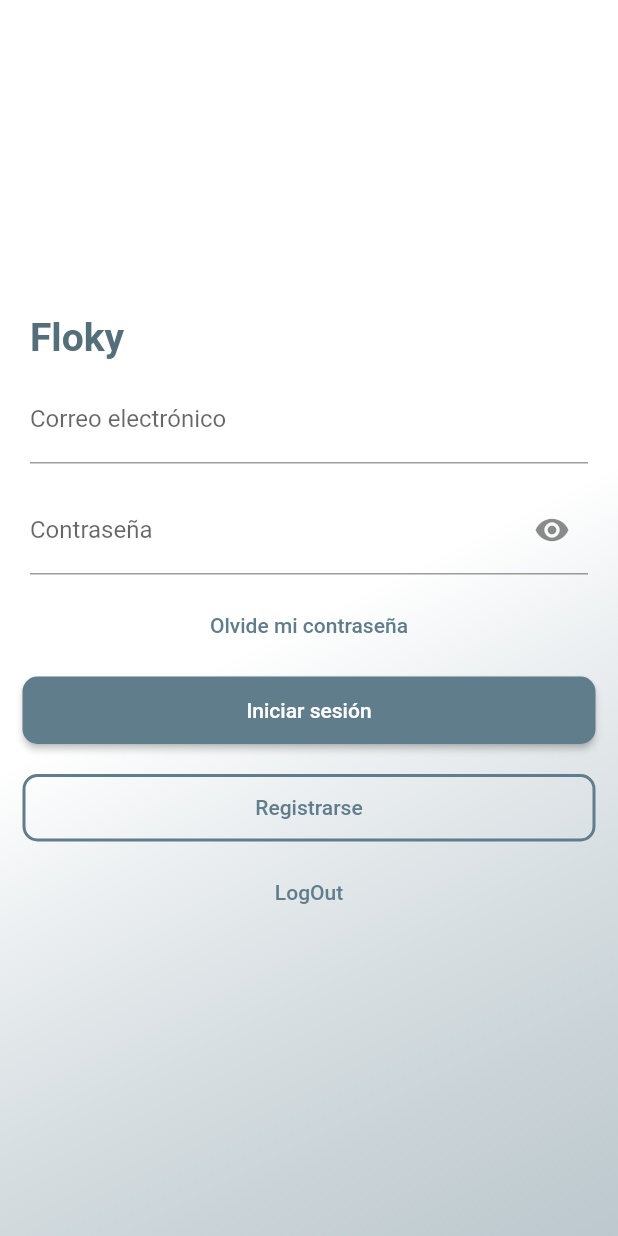
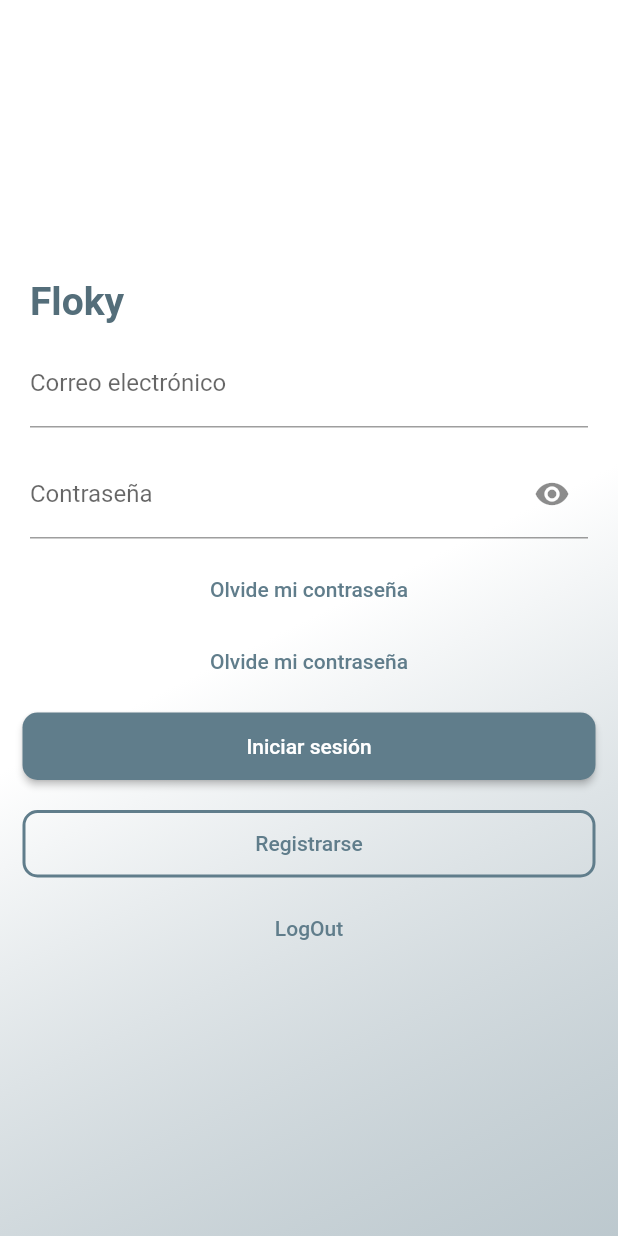
Before and after one commit to jcarloshg/Floky, a Flutter app: the screen it shows after launch, on a phone screen of 412 x 824 dp. Run offline on Flutter 3.47's test engine with Material 2 defaults, Android fonts, the phone set to English and light mode, and no system bars; our stand-ins replace bloc, flutter_bloc, get_it; missing offline and left inert: amplify_api, amplify_auth_cognito, amplify_flutter, safeprint.

Commit message:
CREATE && IMPLEMENT [ButtonText]

```diff
--- a/lib/views/pages/authenticate/singin/widgets/form_login.dart
+++ b/lib/views/pages/authenticate/singin/widgets/form_login.dart
@@ -24,6 +24,10 @@ class FormLogin extends StatelessWidget {
             Titles.title('Floky'),
             InputEmail(emailControl: formController.emailControl),
             InputPass(passControl: formController.passControl),
+            ButtonText(
+              function: () => loginController.goEnterUsername(context),
+              label: 'Olvide mi contraseña',
+            ),
             TextButton(
               onPressed: () => loginController.goEnterUsername(context),
               child: const Text(
--- /dev/null
+++ b/lib/views/widgets/UI/button_text/button_text.dart
@@ -0,0 +1,22 @@
+import 'package:flutter/material.dart';
+
+class ButtonText extends StatelessWidget {
+  const ButtonText({
+    Key? key,
+    this.label,
+    this.function,
+  }) : super(key: key);
+
+  final String? label;
+  final VoidCallback? function;
+
+  @override
+  Widget build(BuildContext context) {
+    return TextButton(
+      onPressed: function,
+      child: Center(
+        child: Text(label ?? ''),
+      ),
+    );
+  }
+}
--- a/lib/views/widgets/widgets.index.dart
+++ b/lib/views/widgets/widgets.index.dart
@@ -17,8 +17,9 @@ export 'package:floky/views/widgets/Inputs/input_code_verification/input_code_ve
 //============================================================
 // buttons
 //============================================================
+export 'package:floky/views/widgets/UI/button_secondary/button_secondary.dart';
+export 'package:floky/views/widgets/UI/button_text/button_text.dart';
 export 'package:floky/views/widgets/UI/Button/button.dart';
-export 'package:floky/views/widgets/UI/button_secondary/button_secondary.dart';
 // button categories
 export 'package:floky/views/widgets/UI/Button_Categories/grid_buttons_categories.dart';
 
```
